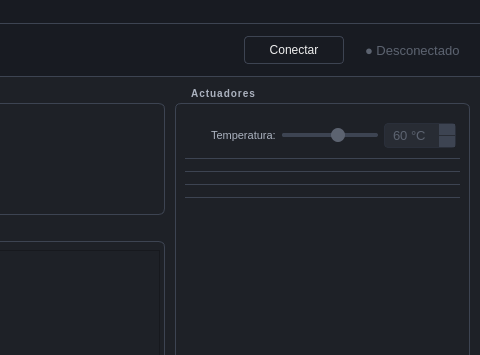
Qt form assets/ui/main_window.ui (giulianoturpia1/PolyConLab_SCADA) before a commit; both pictures show x 800 to 1280 and y 0 to 355 of the 1280 by 800 pixel window.
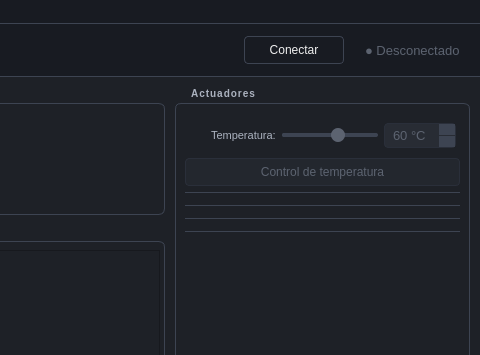
The same form after that commit. Custom widgets are drawn as their Qt base class.

Commit message: PCL-77 | Add temperature control button and functionality in main window

Patch:
```diff
--- a/assets/ui/main_window.ui
+++ b/assets/ui/main_window.ui
@@ -452,6 +452,13 @@
                </layout>
               </widget>
              </item>
+             <item>
+              <widget class="QPushButton" name="btn_temp_control">
+               <property name="enabled"><bool>false</bool></property>
+               <property name="minimumSize"><size><width>0</width><height>28</height></size></property>
+               <property name="text"><string>Control de temperatura</string></property>
+              </widget>
+             </item>
              <item>
               <widget class="QFrame" name="sep_act1">
                <property name="minimumSize"><size><width>0</width><height>1</height></size></property>
```
The commit also changes 1 other file.
